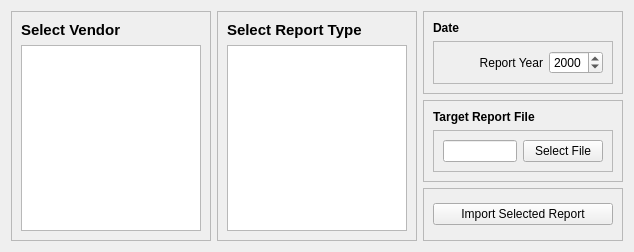
First picture: the form in ui/ImportReportTab.ui, repository CS-4820-Library-Project/COUNTER-5-Report-Tool-2020-5.0, before the edit.
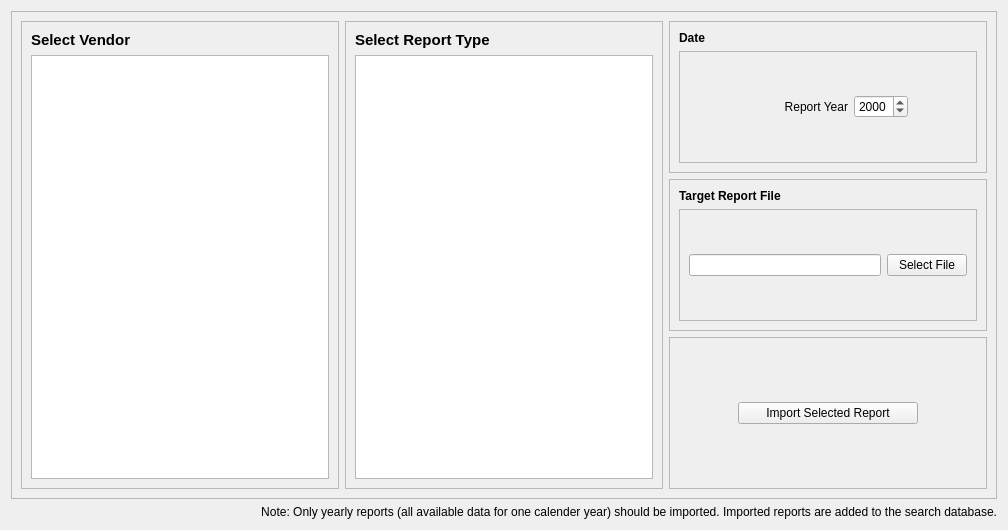
Second picture: the form after the edit. Icons and pictures are not drawn.

Commit message: Explained what reports go into the database

```diff
--- a/ui/ImportReportTab.ui
+++ b/ui/ImportReportTab.ui
@@ -6,8 +6,8 @@
    <rect>
     <x>0</x>
     <y>0</y>
-    <width>630</width>
-    <height>252</height>
+    <width>1008</width>
+    <height>530</height>
    </rect>
   </property>
   <property name="windowTitle">
@@ -17,7 +17,13 @@
    <iconset resource="../Resources.qrc">
     <normaloff>:/ui/resources/tab_icons/import_report_icon.png</normaloff>:/ui/resources/tab_icons/import_report_icon.png</iconset>
   </property>
-  <layout class="QHBoxLayout" name="horizontalLayout">
+  <layout class="QVBoxLayout" name="verticalLayout">
+   <item>
+    <widget class="QFrame" name="frame">
+     <property name="frameShape">
+      <enum>QFrame::StyledPanel</enum>
+     </property>
+     <layout class="QHBoxLayout" name="horizontalLayout_2">
    <item>
     <widget class="QFrame" name="frame_21">
      <property name="sizePolicy">
@@ -315,6 +321,19 @@
        </widget>
       </item>
      </layout>
+       </widget>
+      </item>
+     </layout>
+    </widget>
+   </item>
+   <item>
+    <widget class="QLabel" name="label">
+     <property name="text">
+      <string>Note: Only yearly reports (all available data for one calender year) should be imported. Imported reports are added to the search database.</string>
+     </property>
+     <property name="alignment">
+      <set>Qt::AlignRight|Qt::AlignTrailing|Qt::AlignVCenter</set>
+     </property>
     </widget>
    </item>
   </layout>
```
Lines whose indentation alone changed are shown as unchanged. The commit also changes 5 other files.
